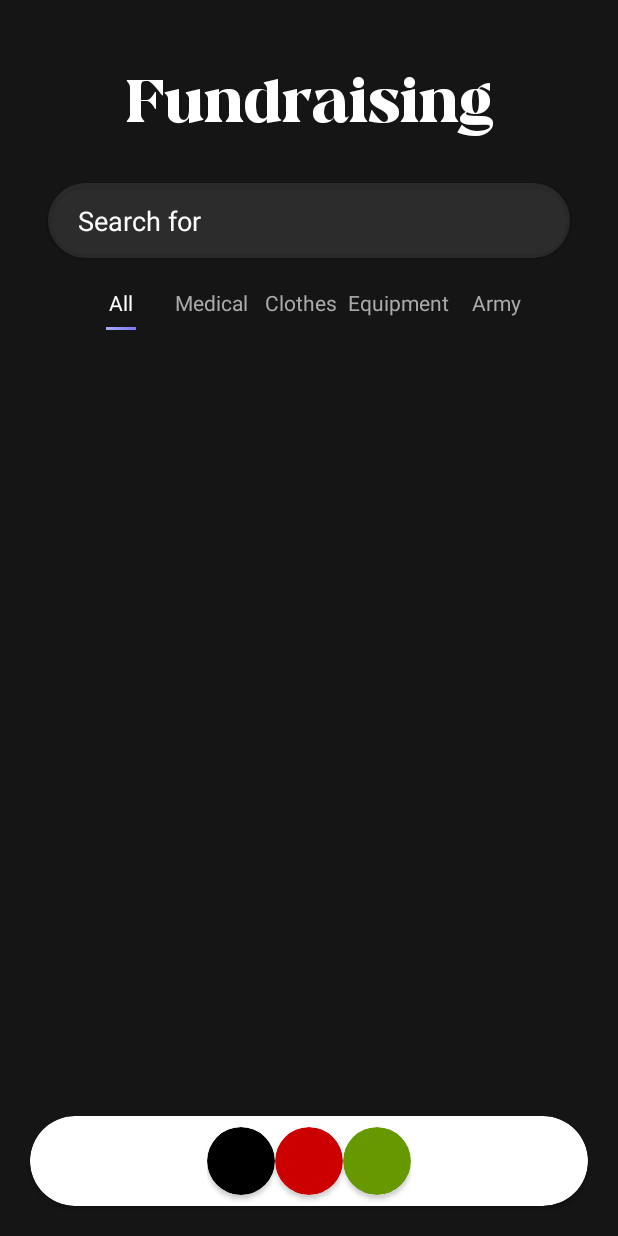
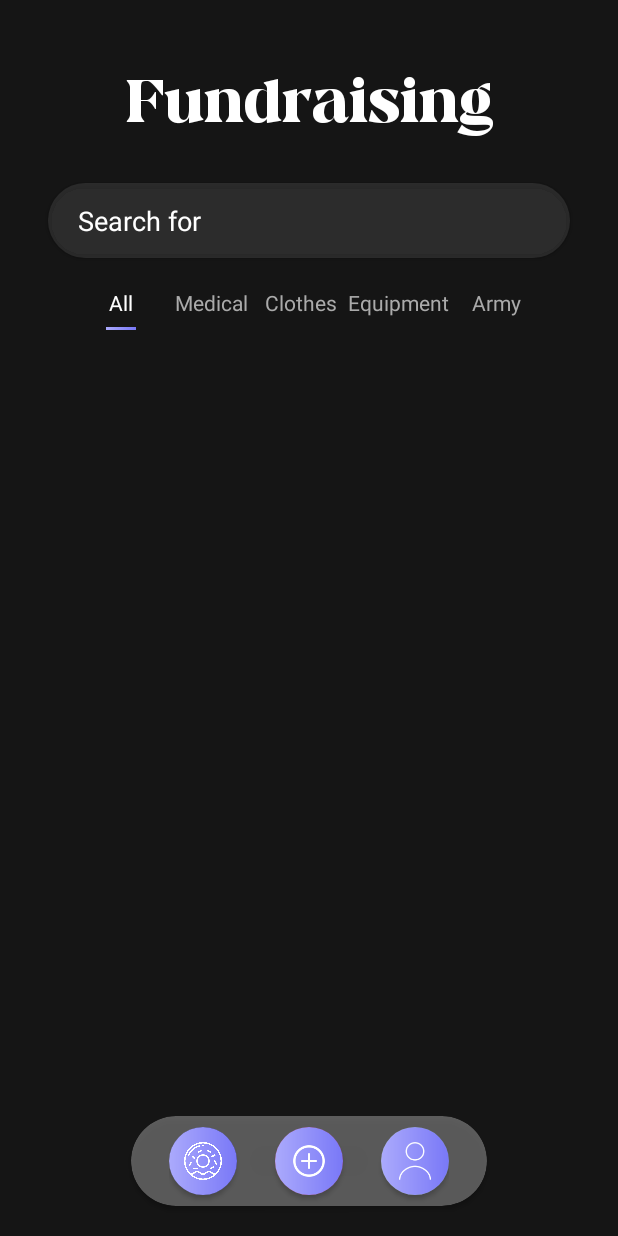
Before and after one commit to UniversityLNU/QuaiceMobile, an Android app: the MainActivity screen opened directly, with no data from a screen before it, on a phone screen of 412 x 824 dp. Run offline under Robolectric (Android 15) with nearby library versions, the phone set to English and light mode, and no system bars; 1 statement that could not run was skipped.

Commit message:
normalizedRecycler2

```diff
--- a/app/src/main/res/layout/activity_main.xml
+++ b/app/src/main/res/layout/activity_main.xml
@@ -427,39 +427,79 @@
     </RelativeLayout>
 
     <androidx.cardview.widget.CardView
-        android:layout_width="match_parent"
+        android:layout_width="wrap_content"
         android:layout_height="60dp"
         android:layout_alignParentBottom="true"
         android:layout_margin="20dp"
-        app:cardCornerRadius="30dp">
+        app:cardCornerRadius="30dp"
+        app:cardBackgroundColor="@color/third_white"
+        android:layout_centerHorizontal="true">
         <RelativeLayout
             android:layout_width="match_parent"
-            android:layout_height="match_parent">
+            android:layout_height="match_parent"
+            android:layout_marginLeft="25dp"
+            android:layout_marginRight="25dp">
             <LinearLayout
                 android:layout_width="wrap_content"
                 android:layout_height="match_parent"
-                android:layout_centerHorizontal="true">
+                android:layout_centerHorizontal="true"
+                >
                 <androidx.cardview.widget.CardView
                     android:id="@+id/toolbar_fund"
                     android:layout_width="45dp"
                     android:layout_height="45dp"
                     android:layout_gravity="center"
                     app:cardBackgroundColor="@color/black"
-                    app:cardCornerRadius="25dp"/>
+                    app:cardCornerRadius="25dp">
+                    <RelativeLayout
+                        android:layout_width="match_parent"
+                        android:layout_height="match_parent"
+                        android:background="@drawable/button_gradient">
+                            <ImageView
+                                android:layout_width="match_parent"
+                                android:layout_height="match_parent"
+                                android:src="@drawable/donut"
+                                android:padding="10dp"/>
+                    </RelativeLayout>
+                </androidx.cardview.widget.CardView>
                 <androidx.cardview.widget.CardView
                     android:id="@+id/toolbar_posts"
                     android:layout_width="45dp"
                     android:layout_height="45dp"
                     android:layout_gravity="center"
                     app:cardBackgroundColor="@android:color/holo_red_dark"
-                    app:cardCornerRadius="25dp"/>
+                    app:cardCornerRadius="25dp"
+                    android:layout_marginLeft="25dp"
+                    android:layout_marginRight="25dp">
+                    <RelativeLayout
+                        android:layout_width="match_parent"
+                        android:layout_height="match_parent"
+                        android:background="@drawable/button_gradient">
+                        <ImageView
+                            android:layout_width="match_parent"
+                            android:layout_height="match_parent"
+                            android:src="@drawable/plus"
+                            android:padding="10dp"/>
+                    </RelativeLayout>
+                </androidx.cardview.widget.CardView>
                 <androidx.cardview.widget.CardView
                     android:id="@+id/toolbar_profile"
                     android:layout_width="45dp"
                     android:layout_height="45dp"
                     android:layout_gravity="center"
                     app:cardBackgroundColor="@android:color/holo_green_dark"
-                    app:cardCornerRadius="25dp"/>
+                    app:cardCornerRadius="25dp">
+                    <RelativeLayout
+                        android:layout_width="match_parent"
+                        android:layout_height="match_parent"
+                        android:background="@drawable/button_gradient">
+                        <ImageView
+                            android:layout_width="match_parent"
+                            android:layout_height="match_parent"
+                            android:src="@drawable/profile_image"
+                            android:padding="10dp"/>
+                    </RelativeLayout>
+                </androidx.cardview.widget.CardView>
             </LinearLayout>
         </RelativeLayout>
     </androidx.cardview.widget.CardView>
```
Also changed, not shown: app/src/main/res/drawable/plus.png (added).
